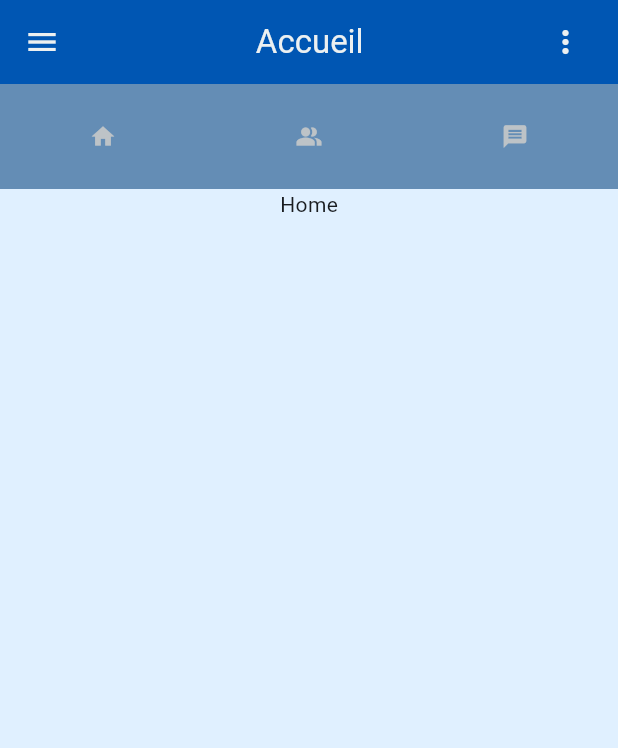
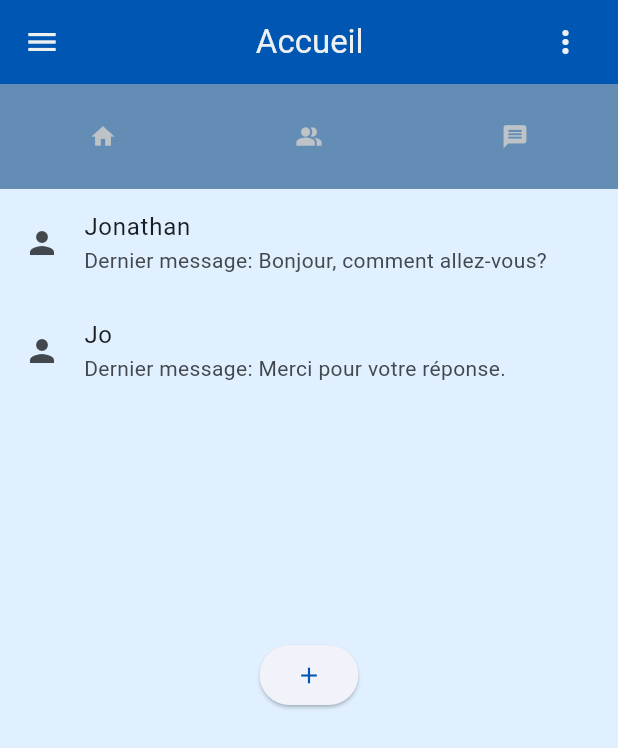
Before and after one commit to Kurobaka67/tds2, a Flutter app: the HomeScreen screen opened directly, on a phone screen of 412 x 824 dp. Shown: the top 748 px of the screen. Run offline on Flutter 3.47's test engine with Material 3 defaults, Android fonts, the phone set to English and light mode, and no system bars; our stand-ins replace device_info_plus, file_picker, firebase_core, firebase_messaging, form_field_validator, image_picker and 6 more; missing offline and left inert: dart:ffi; accounts and stored records are empty.

Commit message:
Modification 10/01
Début de l'écran d'accueil + ajout des icons des utilisateurs pour les contacts et les utilisateurs des groupes + début de l'affichage des notifications sur le profil

```diff
--- a/lib/screens/home_screen.dart
+++ b/lib/screens/home_screen.dart
@@ -16,7 +16,11 @@ class _HomeScreenState extends State<HomeScreen> {
     return Scaffold(
       appBar: AppBar(
         iconTheme: IconThemeData(color: theme.colorScheme.onPrimary),
-        title: Center(child: Text('Accueil', style: TextStyle(color: theme.colorScheme.onPrimary),)),
+        title: Center(
+            child: Text(
+          'Accueil',
+          style: TextStyle(color: theme.colorScheme.onPrimary),
+        )),
         backgroundColor: theme.colorScheme.primary,
         actions: const [
           Padding(
@@ -32,7 +36,29 @@ class _HomeScreenState extends State<HomeScreen> {
       body: Column(
         children: [
           const TopBarMenu(),
-          Text("Home", style: TextStyle(color: theme.colorScheme.onSurface),),
+          SizedBox(
+            height: 300,
+            child: ListView(
+              children: <Widget>[
+                ListTile(
+                  leading: Icon(Icons.person),
+                  title: Text('Jonathan'),
+                  subtitle: Text('Dernier message: Bonjour, comment allez-vous?'),
+                  onTap: () {},
+                ),
+                ListTile(
+                  leading: Icon(Icons.person),
+                  title: Text('Jo'),
+                  subtitle: Text('Dernier message: Merci pour votre réponse.'),
+                  onTap: () {},
+                ),
+              ],
+            ),
+          ),
+          ElevatedButton(
+            onPressed: () {},
+            child: Icon(Icons.add),
+          ),
         ],
       ),
     );
--- a/lib/services/users_services.dart
+++ b/lib/services/users_services.dart
@@ -175,6 +175,7 @@ class UsersService {
       var response = await client.put(uri,
           headers: {
             "Content-Type": "application/json",
+
           },
           body: jsonEncode({
             "role": role,
```
Also changed, not shown: lib/widgets/contact_item.dart (+22 -0 lines), lib/widgets/keyboard_test.dart (deleted, +0 -127 lines), lib/widgets/notification_menu.dart (added, +48 -0 lines).
